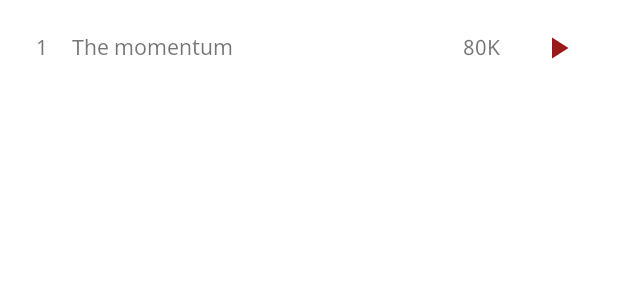
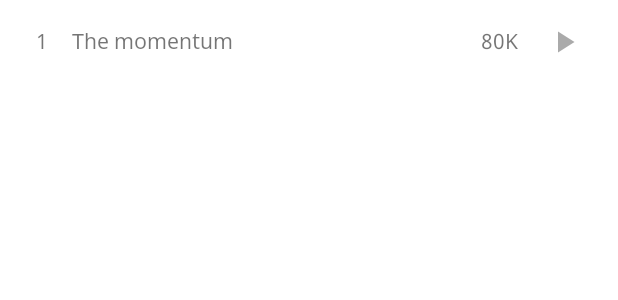
Before and after one commit to yannoliv/Worldstarhiphop, an Android app: the layout artiesten_liedje_item.xml on its own in the app's theme, with its tools: preview values and no code run, on a phone screen of 412 x 824 dp. Shown: the top 300 px of the screen. Run offline under Robolectric (Android 15) with nearby library versions, the phone set to English and light mode, and no system bars.

Commit message:
Liedjes switchen, kleur thema op liedje click. Onclick werkt voor artiest en liedjes

```diff
--- a/app/src/main/java/com/example/worldstarhiphop/BindingAdapters.kt
+++ b/app/src/main/java/com/example/worldstarhiphop/BindingAdapters.kt
@@ -55,8 +55,3 @@ fun bindStatus(statusImageView: ImageView, status: ArtiestenViewModel.DeezerApiS
         }
     }
 }
-
-// 20. Exercise H7
-class ArtiestListener(val clickListener: (artistId: Int) -> Unit) {
-    fun onClick(artist: Artist) = clickListener(artist.id)
-}
--- a/app/src/main/res/layout/artiesten_liedje_item.xml
+++ b/app/src/main/res/layout/artiesten_liedje_item.xml
@@ -10,8 +10,11 @@
     </data>
 
     <androidx.constraintlayout.widget.ConstraintLayout
+        android:id="@+id/liedjeBalk"
         android:layout_width="match_parent"
-        android:layout_height="64dp">
+        android:layout_height="wrap_content"
+        android:paddingTop="16dp"
+        android:paddingBottom="16dp">
 
 
         <TextView
@@ -20,22 +23,23 @@
             android:layout_height="wrap_content"
             android:text="@{String.valueOf(track.rank)}"
             tools:text="1"
-            android:layout_marginLeft="24dp"
+            android:layout_marginStart="24dp"
             app:layout_constraintBottom_toBottomOf="parent"
             app:layout_constraintStart_toStartOf="parent"
             app:layout_constraintTop_toTopOf="parent" />
 
         <TextView
             android:id="@+id/titel"
-            android:layout_width="wrap_content"
+            android:layout_width="230dp"
             android:layout_height="wrap_content"
+            android:layout_marginStart="16dp"
+            android:ellipsize="end"
+            android:maxLines="1"
             android:text="@{track.title_short}"
-            tools:text="The momentum"
-            android:layout_marginLeft="16dp"
             app:layout_constraintBottom_toBottomOf="parent"
             app:layout_constraintStart_toEndOf="@+id/nummer"
-            app:layout_constraintTop_toTopOf="parent">
-        </TextView>
+            app:layout_constraintTop_toTopOf="parent"
+            tools:text="The momentum"/>
 
 
 
@@ -43,21 +47,20 @@
             android:id="@+id/aantalKijkers"
             android:layout_width="35dp"
             android:layout_height="wrap_content"
-            android:layout_marginRight="8dp"
+            android:layout_marginEnd="8dp"
             android:text="80k"
             tools:text="80K"
             app:layout_constraintBottom_toBottomOf="parent"
-            app:layout_constraintEnd_toStartOf="@+id/btnPlayPause"
+            app:layout_constraintEnd_toStartOf="@+id/imageViewPlayPause"
             app:layout_constraintTop_toTopOf="parent" />
 
-        <com.google.android.material.button.MaterialButton
-            android:id="@+id/btnPlayPause"
-            style="@style/Widget.MaterialComponents.Button.TextButton"
-            android:layout_width="36dp"
-            android:layout_height="48dp"
-            android:layout_marginRight="24dp"
-            app:icon="@drawable/ic_play_arrow_black_24dp"
-            android:drawableTint="@android:color/darker_gray"
+        <ImageView
+            android:id="@+id/imageViewPlayPause"
+            android:layout_width="24dp"
+            android:layout_height="24dp"
+            android:layout_marginEnd="24dp"
+            android:background="@drawable/ic_play_arrow_black_24dp"
+            android:backgroundTint="@android:color/darker_gray"
             app:layout_constraintBottom_toBottomOf="parent"
             app:layout_constraintEnd_toEndOf="parent"
             app:layout_constraintTop_toTopOf="parent" />
@@ -69,7 +72,7 @@
 
 
 <!--
-        <Text
+        <View
             android:layout_width="match_parent"
             android:layout_height="1px"
             android:backgroundTint="@android:color/darker_gray"
--- a/app/src/main/res/values/colors.xml
+++ b/app/src/main/res/values/colors.xml
@@ -3,4 +3,6 @@
     <color name="colorPrimary">#991a1a</color>
     <color name="colorPrimaryDark">#751414</color>
     <color name="colorAccent">#991a1a</color>
+    <color name="gray">#888888</color>
+    <color name="white">#FFFFFF</color>
 </resources>
```
Also changed, not shown: app/src/main/java/com/example/worldstarhiphop/ui/main/ArtiestenFragment.kt (+14 -9 lines), app/src/main/java/com/example/worldstarhiphop/ui/main/ArtistItemAdapter.kt (+32 -20 lines), app/src/main/java/com/example/worldstarhiphop/ui/main/TrackItemAdapter.kt (+61 -3 lines), app/src/main/res/drawable/button_ripple.xml (added, +18 -0 lines), app/src/main/res/drawable/button_ripple_round.xml (added, +18 -0 lines), app/src/main/res/drawable/ic_keyboard_arrow_up_black_24dp.xml (added, +9 -0 lines), app/src/main/res/drawable/ic_pause_black_24dp.xml (added, +9 -0 lines), app/src/main/res/layout/artiesten_grid_item.xml (+16 -7 lines).
